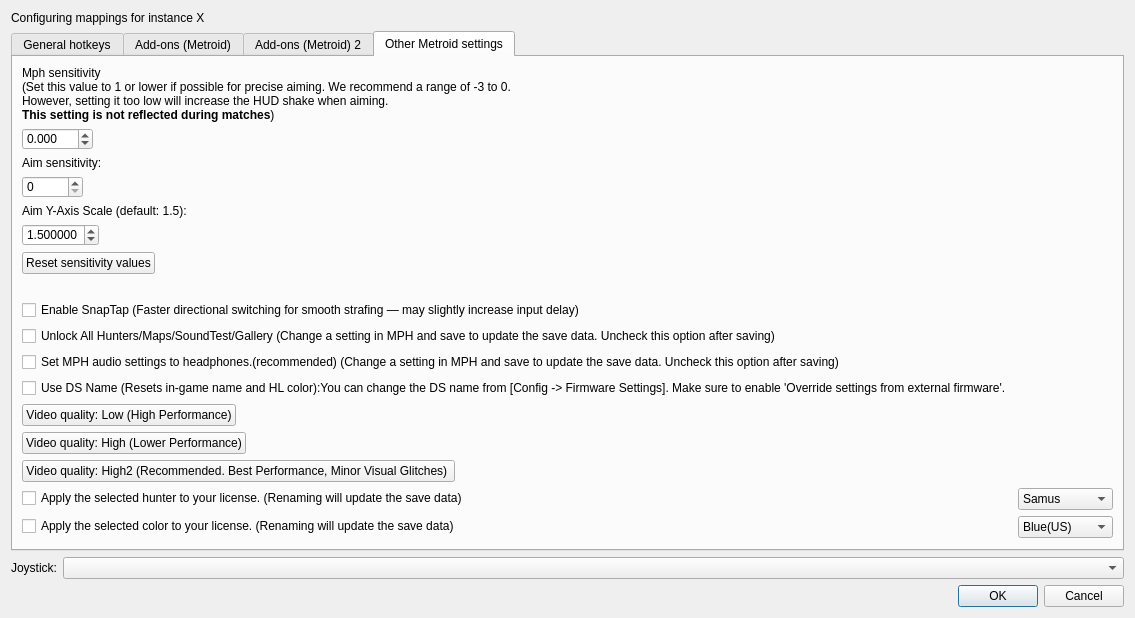
Above: src/frontend/qt_sdl/InputConfig/InputConfigDialog.ui from ag-advania/melonPrimeDS before the change. Below: the same form after it.
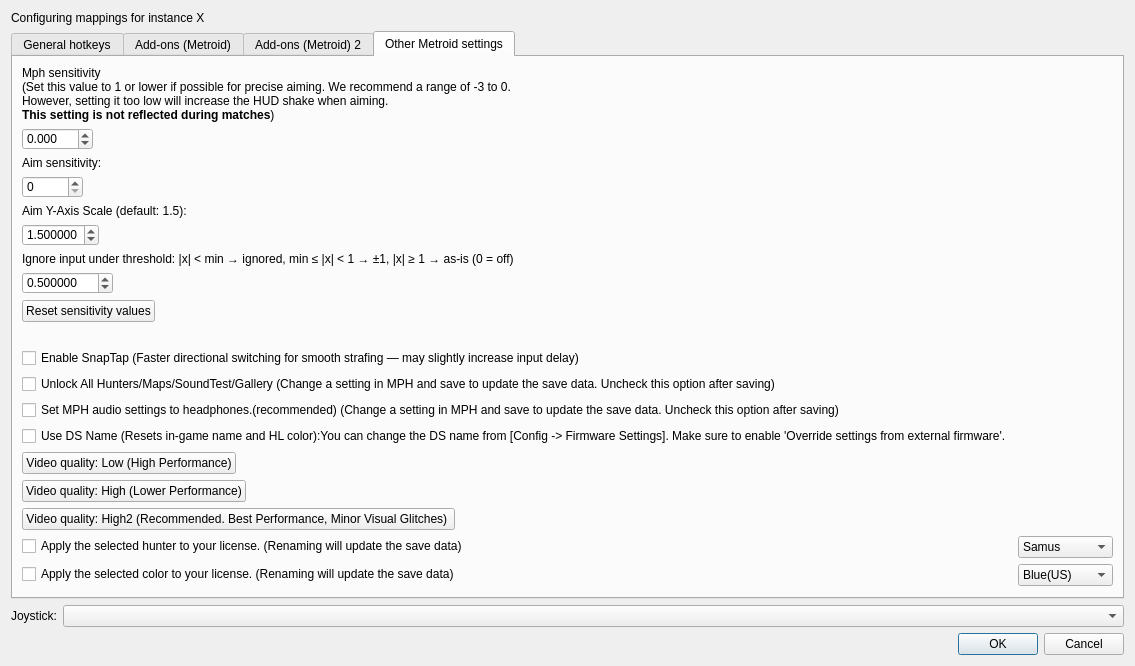
That is the form after the change. The open tabs and pages were chosen to show the change.

Commit message: Add setting for aim adjust

```diff
--- a/src/frontend/qt_sdl/InputConfig/InputConfigDialog.ui
+++ b/src/frontend/qt_sdl/InputConfig/InputConfigDialog.ui
@@ -2399,6 +2399,34 @@
 					</widget>
 				</item>
 
+				<item row="6" column="0">
+					<!-- Label for aim sensitivity -->
+					<widget class="QLabel" name="metroidAimAdjustLabel">
+						<property name="text">
+							<string>Ignore input under threshold: |x| &lt; min → ignored, min ≤ |x| &lt; 1 → ±1, |x| ≥ 1 → as-is (0 = off)</string>
+						</property>
+					</widget>
+				</item>
+				<item row="7" column="0">
+					<widget class="QDoubleSpinBox" name="metroidAimAdjustSpinBox">
+						<property name="minimum">
+							<double>0.000000</double>
+						</property>
+						<property name="maximum">
+							<double>100.000000</double>
+						</property>
+						<property name="singleStep">
+							<double>0.1</double>
+						</property>
+						<property name="decimals">
+							<number>6</number>
+						</property>
+						<property name="value">
+							<double>0.500000</double>
+						</property>
+					</widget>
+				</item>
+
 			    <!-- Reset button for sensitivity settings -->
 			    <item row="8" column="0">
 				    <widget class="QPushButton" name="metroidResetSensitivityValues">
```
The commit also changes 4 other files.
